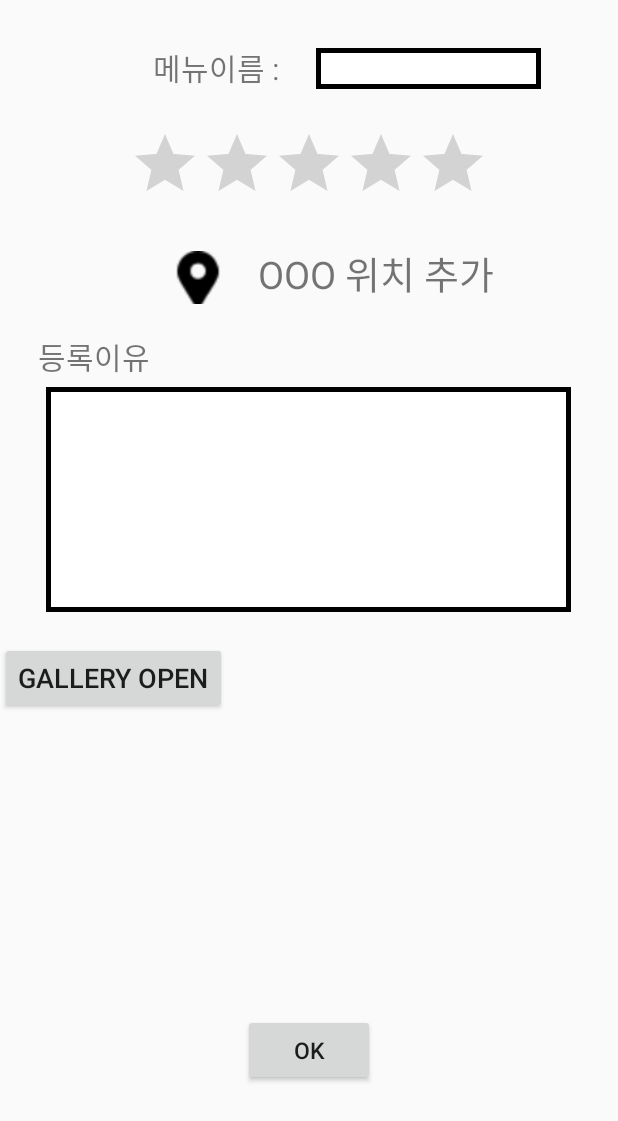
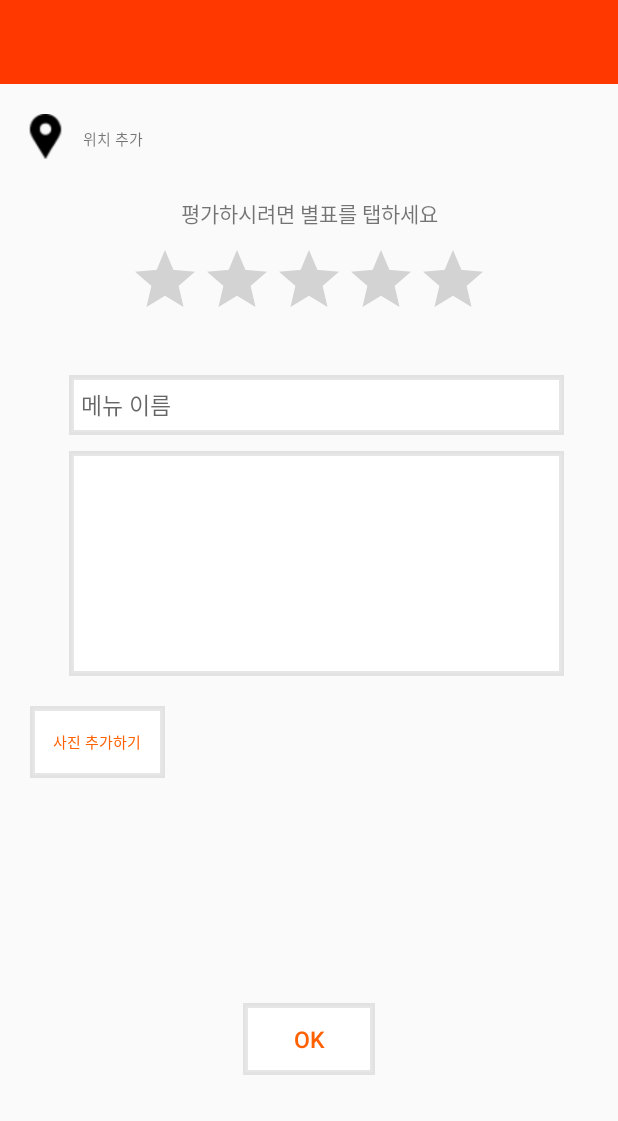
Before and after one commit to bigand32/foodpick, an Android app: the write screen opened directly, with no data from a screen before it, on a phone screen of 412 x 824 dp. Shown: the top 1121 px of the screen. Run offline under Robolectric (Android 15) with nearby library versions, the phone set to English and light mode, and no system bars.

Commit message:
0410 디자인 수정

```diff
--- a/app/src/main/res/drawable/xml_border.xml
+++ b/app/src/main/res/drawable/xml_border.xml
@@ -2,7 +2,7 @@
 <layer-list xmlns:android="http://schemas.android.com/apk/res/android" >
     <item>
         <shape android:shape="rectangle">
-            <stroke android:width="3dp" android:color="#000000" />
+            <stroke android:width="3dp" android:color="#19000000" />
             <solid android:color="#ffffff" />
         </shape>
     </item>
--- a/app/src/main/res/layout/adding.xml
+++ b/app/src/main/res/layout/adding.xml
@@ -1,5 +1,6 @@
 <?xml version="1.0" encoding="utf-8"?>
 <ScrollView xmlns:android="http://schemas.android.com/apk/res/android"
+    xmlns:tools="http://schemas.android.com/tools"
     android:layout_width="fill_parent"
     android:layout_height="wrap_content"
     android:orientation="vertical">
@@ -7,36 +8,50 @@
         android:layout_width="match_parent"
         android:layout_height="wrap_content"
         android:orientation="vertical">
+
+        <android.support.v7.widget.Toolbar
+            android:id="@+id/toolbar"
+            android:layout_width="match_parent"
+            android:layout_height="?attr/actionBarSize"
+            android:background="?attr/colorPrimary"
+             />
+
+
+        <LinearLayout
+            android:layout_width="wrap_content"
+            android:layout_height="wrap_content"
+            android:layout_marginTop="20dp"
+            android:orientation="horizontal">
+            <Button
+                android:layout_width="30dp"
+                android:layout_height="30dp"
+                android:layout_marginLeft="15dp"
+                android:layout_marginRight="10dp"
+                android:id="@+id/location"
+
+                android:background="@drawable/location"/>
+            <TextView
+                android:layout_width="match_parent"
+                android:layout_height="wrap_content"
+
+                android:text="위치 추가"
+                android:textSize="10dp"/>
+
+        </LinearLayout>
+
+        <TextView
+            android:layout_width="match_parent"
+            android:layout_height="match_parent"
+            android:text="평가하시려면 별표를 탭하세요"
+            android:gravity="center_horizontal"
+            android:layout_marginTop="25dp"/>
     <LinearLayout
         android:layout_width="match_parent"
         android:layout_height="wrap_content"
         android:orientation="horizontal"
         android:gravity="center_horizontal"
-        android:layout_marginTop="30dp">
+        android:layout_marginTop="10dp">
 
-        <TextView
-            android:layout_width="140dp"
-            android:layout_height="wrap_content"
-            android:text="메뉴이름 : "
-
-            android:gravity="right"
-            android:textSize="20sp"
-            android:layout_marginRight="20dp"/>
-
-        <EditText
-            android:background="@drawable/xml_border"
-            android:id="@+id/menu"
-            android:textSize="20dp"
-            android:layout_width="150dp"
-            android:layout_height="wrap_content"
-            />
-    </LinearLayout>
-    <LinearLayout
-        android:layout_width="match_parent"
-        android:layout_height="wrap_content"
-        android:orientation="horizontal"
-        android:gravity="center_horizontal"
-        android:layout_marginTop="25dp">
     <RatingBar
         android:id="@+id/ratingBar1"
         android:layout_width="wrap_content"
@@ -47,44 +62,37 @@
         android:stepSize="0.5"
         android:max="5" />
     </LinearLayout>
-    <LinearLayout
-        android:layout_width="wrap_content"
-        android:layout_height="wrap_content"
-        android:layout_marginTop="20dp"
-        android:layout_gravity="center_horizontal"
-        android:orientation="horizontal">
-        <Button
-            android:layout_width="40dp"
-            android:layout_height="40dp"
-            android:layout_marginLeft="30dp"
-            android:layout_marginRight="20dp"
-            android:id="@+id/location"
 
-            android:background="@drawable/location"/>
-        <TextView
+        <LinearLayout
             android:layout_width="match_parent"
             android:layout_height="wrap_content"
+            android:orientation="horizontal"
+            android:gravity="center_horizontal"
+            android:layout_marginTop="30dp">
 
-            android:text="OOO 위치 추가"
-            android:textSize="25dp"/>
+            <EditText
+                android:background="@drawable/xml_border"
+                android:id="@+id/menu"
+                android:textSize="15dp"
+                android:layout_width="330dp"
+                android:layout_height="40dp"
+                android:layout_marginBottom="5dp"
+                android:layout_marginLeft="10dp"
+                android:hint="  메뉴 이름"
+                />
 
-    </LinearLayout>
+        </LinearLayout>
 
     <LinearLayout
         android:layout_width="match_parent"
         android:layout_height="wrap_content"
-        android:orientation="vertical">
-        <TextView
-            android:layout_marginLeft="25dp"
-            android:layout_marginTop="20dp"
-            android:layout_width="match_parent"
-            android:layout_height="wrap_content"
-            android:text="등록이유"
-            android:textSize="20dp"/>
+        android:orientation="vertical"
+        android:layout_marginLeft="10dp">
+
         <EditText
 
             android:layout_marginTop="5dp"
-            android:layout_width="350dp"
+            android:layout_width="330dp"
             android:layout_gravity="center_horizontal"
             android:layout_height="150dp"
             android:background="@drawable/xml_border"
@@ -95,19 +103,25 @@
         android:layout_width="match_parent"
         android:layout_height="wrap_content"
         android:layout_marginTop="20dp"
+        android:layout_marginLeft="20dp"
+        android:layout_marginRight="30dp"
         android:orientation="vertical">
+
         <Button
-            android:text="Gallery Open"
-            android:textSize="18dp"
             android:id="@+id/button"
             android:layout_width="wrap_content"
             android:layout_height="wrap_content"
+            android:layout_below="@+id/image"
             android:layout_centerHorizontal="true"
-            android:layout_below="@+id/image"/>
+            android:width="90dp"
+            android:background="@drawable/xml_border"
+            android:text="사진 추가하기"
+            android:textColor="#FF6000"
+            android:textSize="10dp" />
         <ImageView
             android:id="@+id/image"
-            android:layout_width="200dp"
-            android:layout_height="200dp"
+            android:layout_width="150dp"
+            android:layout_height="150dp"
             android:layout_gravity="center_horizontal"
             android:layout_centerHorizontal="true"/>
 
@@ -120,7 +134,9 @@
         android:layout_width="wrap_content"
         android:layout_height="wrap_content"
         android:layout_centerHorizontal="true"
+            android:background="@drawable/xml_border"
             android:layout_gravity="center_horizontal"
+            android:textColor="#FF6000"
        />
     </LinearLayout>
 </ScrollView>
```
Also changed, not shown: app/src/main/java/com/example/sosimtapa/MainActivity.java (+46 -26 lines), app/src/main/res/layout/content_main.xml (+6 -7 lines), app/src/main/res/layout/first.xml (+19 -3 lines), app/src/main/res/layout/newpeople.xml (+32 -36 lines), app/src/main/res/drawable/box_white.png, app/src/main/res/drawable/title_no.png, app/src/main/res/drawable/title_text.png (added).
